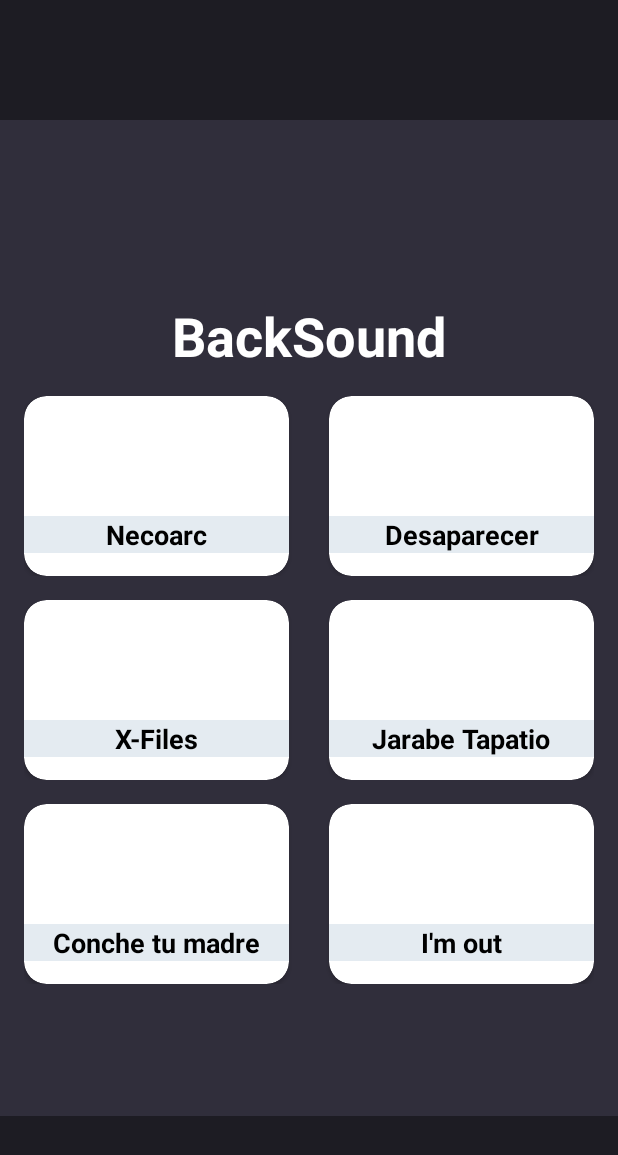
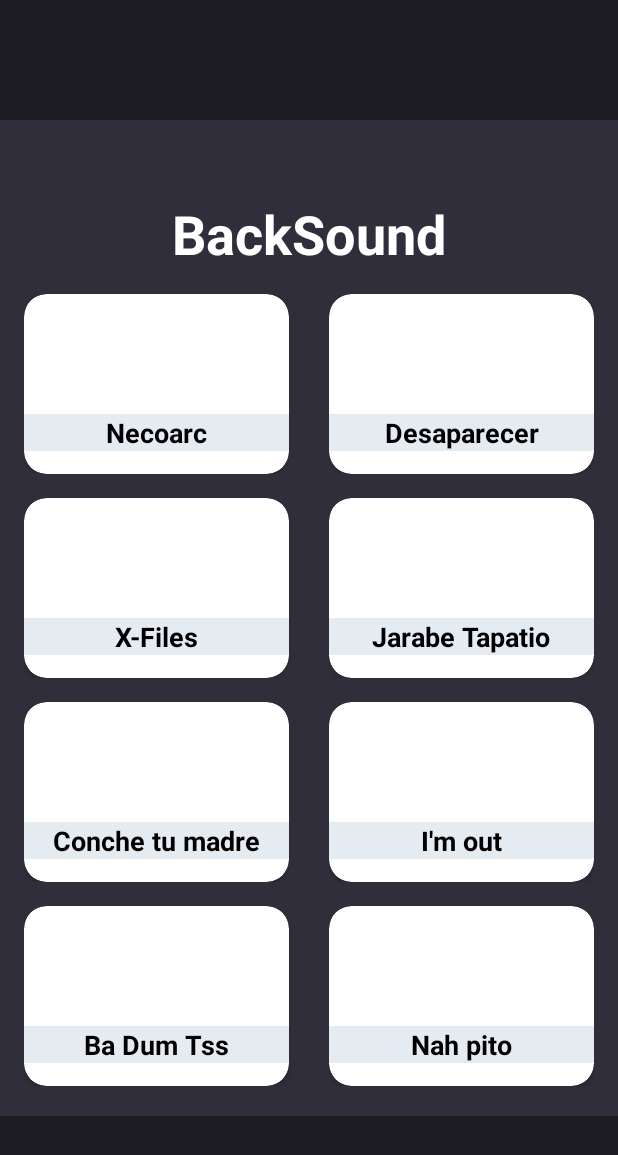
Before and after one commit to ATG-5222/BackSound, an Android app: the layout main.xml on its own in the app's theme, with its tools: preview values and no code run, on a phone screen of 412 x 824 dp. Shown: the top 1155 px of the screen. Run offline under Robolectric (Android 15) with nearby library versions, the phone set to English and light mode, and no system bars.

Commit message:
Añadir badumtss y nah pito

```diff
--- a/app/src/main/java/com/example/backsound/MainActivity.kt
+++ b/app/src/main/java/com/example/backsound/MainActivity.kt
@@ -1,7 +1,6 @@
 package com.example.backsound
 
 import android.media.MediaPlayer
-import android.net.Uri
 import androidx.appcompat.app.AppCompatActivity
 import android.os.Bundle
 import androidx.cardview.widget.CardView
@@ -16,6 +15,8 @@
         setCard4()
         setCard5()
         setCard6()
+        setCard7()
+        setCard8()
     }
     //////////////
 
@@ -135,5 +136,43 @@
         }
     }
 
+    private fun setCard7(){
+        //Declarar MediaPlayer
+        var mediaPlayer7: MediaPlayer? = MediaPlayer.create(this, R.raw.badumtss)
+        //Declaración de elementos
+        val sound7CV : CardView = findViewById(R.id.sound7)
+        //Ajustar background
+        sound7CV.setBackgroundResource(R.drawable.badumtss)
+        //Reproducción de sonido cuando se presiona CV
+        sound7CV.setOnClickListener{
+            if (mediaPlayer7!!.isPlaying){
+                mediaPlayer7?.pause()
+                mediaPlayer7?.seekTo(0)
+            }
+            else{
+                mediaPlayer7?.start()
+            }
+        }
+    }
+
+    private fun setCard8(){
+        //Declarar MediaPlayer
+        var mediaPlayer8: MediaPlayer? = MediaPlayer.create(this, R.raw.nahpito)
+        //Declaración de elementos
+        val sound8CV : CardView = findViewById(R.id.sound8)
+        //Ajustar background
+        sound8CV.setBackgroundResource(R.drawable.badumtss)
+        //Reproducción de sonido cuando se presiona CV
+        sound8CV.setOnClickListener{
+            if (mediaPlayer8!!.isPlaying){
+                mediaPlayer8?.pause()
+                mediaPlayer8?.seekTo(0)
+            }
+            else{
+                mediaPlayer8?.start()
+            }
+        }
+    }
+
     /////////////
 }
--- a/app/src/main/res/layout/main.xml
+++ b/app/src/main/res/layout/main.xml
@@ -93,10 +93,10 @@
                             android:layout_height="wrap_content"
                             android:layout_weight="1"
                             android:text="Necoarc"
-                            android:textStyle="bold"
                             android:textAlignment="center"
                             android:textColor="@color/black"
-                            android:textSize="18sp" />
+                            android:textSize="18sp"
+                            android:textStyle="bold" />
 
                     </LinearLayout>
                 </androidx.cardview.widget.CardView>
@@ -131,10 +131,10 @@
                             android:layout_height="wrap_content"
                             android:layout_weight="1"
                             android:text="Desaparecer"
-                            android:textStyle="bold"
                             android:textAlignment="center"
                             android:textColor="@color/black"
-                            android:textSize="18sp" />
+                            android:textSize="18sp"
+                            android:textStyle="bold" />
 
                     </LinearLayout>
                 </androidx.cardview.widget.CardView>
@@ -178,10 +178,10 @@
                             android:layout_height="wrap_content"
                             android:layout_weight="1"
                             android:text="X-Files"
-                            android:textStyle="bold"
                             android:textAlignment="center"
                             android:textColor="@color/black"
-                            android:textSize="18sp" />
+                            android:textSize="18sp"
+                            android:textStyle="bold" />
 
                     </LinearLayout>
                 </androidx.cardview.widget.CardView>
@@ -216,10 +216,10 @@
                             android:layout_height="wrap_content"
                             android:layout_weight="1"
                             android:text="Jarabe Tapatio"
-                            android:textStyle="bold"
                             android:textAlignment="center"
                             android:textColor="@color/black"
-                            android:textSize="18sp" />
+                            android:textSize="18sp"
+                            android:textStyle="bold" />
 
                     </LinearLayout>
                 </androidx.cardview.widget.CardView>
@@ -264,10 +264,10 @@
                             android:layout_height="wrap_content"
                             android:layout_weight="1"
                             android:text="Conche tu madre"
-                            android:textStyle="bold"
                             android:textAlignment="center"
                             android:textColor="@color/black"
-                            android:textSize="18sp" />
+                            android:textSize="18sp"
+                            android:textStyle="bold" />
 
                     </LinearLayout>
                 </androidx.cardview.widget.CardView>
@@ -302,10 +302,94 @@
                             android:layout_height="wrap_content"
                             android:layout_weight="1"
                             android:text="I'm out"
-                            android:textStyle="bold"
                             android:textAlignment="center"
                             android:textColor="@color/black"
-                            android:textSize="18sp" />
+                            android:textSize="18sp"
+                            android:textStyle="bold" />
+
+                    </LinearLayout>
+                </androidx.cardview.widget.CardView>
+            </LinearLayout>
+
+            <Space
+                android:layout_width="1dp"
+                android:layout_height="16dp"
+                android:layout_weight="0"></Space>
+
+            <LinearLayout
+                android:layout_width="fill_parent"
+                android:layout_height="wrap_content"
+                android:fillViewport="true"
+                android:gravity="center"
+                android:orientation="horizontal">
+
+                <androidx.cardview.widget.CardView
+                    android:id="@+id/sound7"
+                    android:layout_width="50dp"
+                    android:layout_height="120dp"
+                    android:layout_gravity="center"
+                    android:layout_weight="1"
+                    android:color="@color/black"
+                    app:cardCornerRadius="15dp"
+                    app:cardPreventCornerOverlap="false">
+
+                    <LinearLayout
+                        android:id="@+id/sound7ll2"
+                        android:layout_width="match_parent"
+                        android:layout_height="wrap_content"
+                        android:layout_marginTop="80dp"
+                        android:background="@color/lightGray"
+                        android:gravity="bottom"
+                        android:orientation="horizontal">
+
+                        <TextView
+                            android:id="@+id/sound7Tittle"
+                            android:layout_width="wrap_content"
+                            android:layout_height="wrap_content"
+                            android:layout_weight="1"
+                            android:text="Ba Dum Tss"
+                            android:textAlignment="center"
+                            android:textColor="@color/black"
+                            android:textSize="18sp"
+                            android:textStyle="bold" />
+
+                    </LinearLayout>
+                </androidx.cardview.widget.CardView>
+
+                <Space
+                    android:layout_width="1dp"
+                    android:layout_height="16dp"
+                    android:layout_weight="0.2"></Space>
+
+                <androidx.cardview.widget.CardView
+                    android:id="@+id/sound8"
+                    android:layout_width="50dp"
+                    android:layout_height="120dp"
+                    android:layout_gravity="center"
+                    android:layout_weight="1"
+                    android:color="@color/black"
+                    app:cardCornerRadius="15dp"
+                    app:cardPreventCornerOverlap="false">
+
+                    <LinearLayout
+                        android:id="@+id/sound8ll2"
+                        android:layout_width="match_parent"
+                        android:layout_height="wrap_content"
+                        android:layout_marginTop="80dp"
+                        android:background="@color/lightGray"
+                        android:gravity="bottom"
+                        android:orientation="horizontal">
+
+                        <TextView
+                            android:id="@+id/sound8Tittle"
+                            android:layout_width="wrap_content"
+                            android:layout_height="wrap_content"
+                            android:layout_weight="1"
+                            android:text="Nah pito"
+                            android:textAlignment="center"
+                            android:textColor="@color/black"
+                            android:textSize="18sp"
+                            android:textStyle="bold" />
 
                     </LinearLayout>
                 </androidx.cardview.widget.CardView>
```
Also changed, not shown: app/src/main/res/drawable/badumtss.png (added), app/src/main/res/drawable/nahpito.jpg (added), 2 other files.
